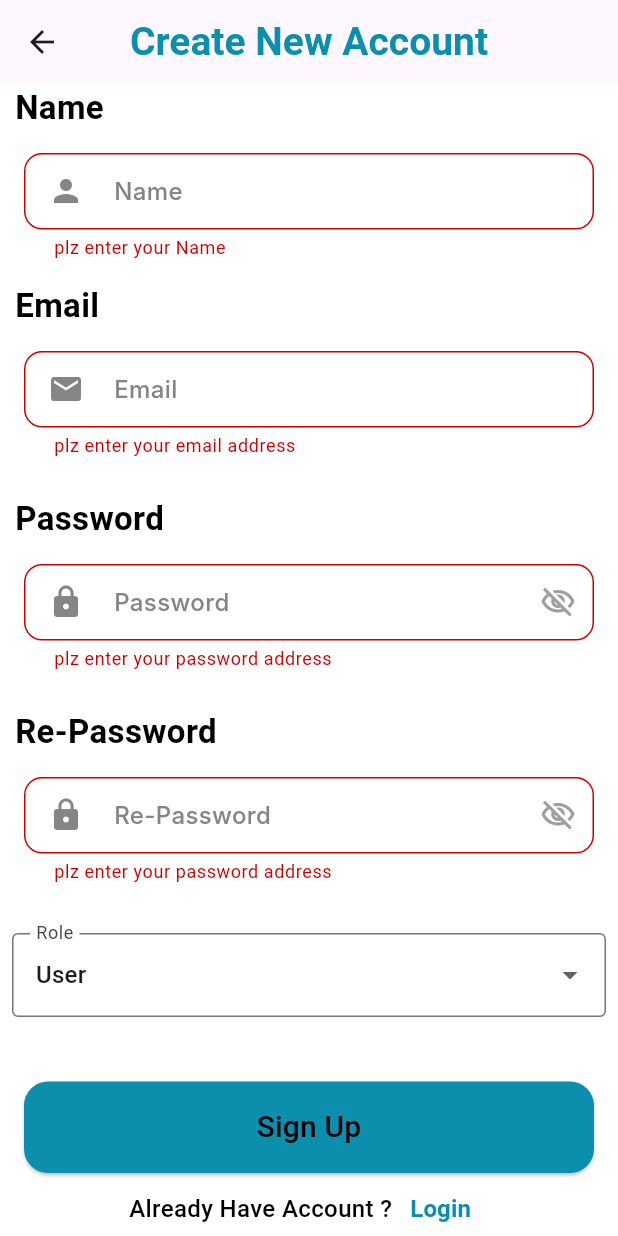
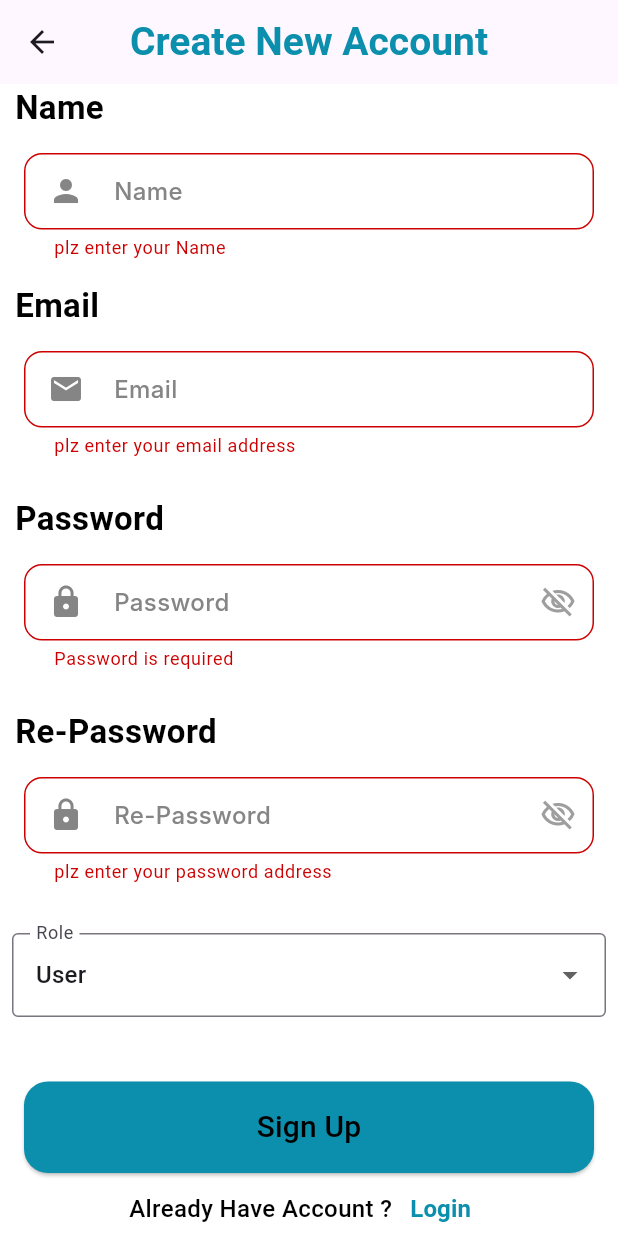
Before and after one commit to galalmohamed1/Hoppr, a Flutter app: the Signup screen opened by its route, after a tap on "Sign Up", on a phone screen of 412 x 824 dp. Run offline on Flutter 3.47's test engine with Material 3 defaults, Android fonts, the phone set to English and light mode, and no system bars; our stand-ins replace animate_do, bot_toast, cached_network_image, card_swiper, cloud_firestore, fancy_shimmer_image and 12 more; missing offline and left inert: dynamic_height_grid_view; accounts and stored records are empty; Roboto replaces fonts that are missing (Inter).

Commit message:
change on validation password

```diff
--- a/lib/admin/layout_admin/admin_home_screen.dart
+++ b/lib/admin/layout_admin/admin_home_screen.dart
@@ -11,7 +11,6 @@ import 'package:flutter/material.dart';
 import 'package:Hoppr/consts/app_colors.dart';
 import 'package:Hoppr/presentation/widgets/app_name_text.dart';
 import 'package:flutter_riverpod/flutter_riverpod.dart';
-// import 'package:shopsmart_users_ar/providers/theme_provider.dart';
 
 class AdminHomeScreen extends ConsumerStatefulWidget {
   const AdminHomeScreen({super.key});
--- a/lib/consts/extention/validations.dart
+++ b/lib/consts/extention/validations.dart
@@ -4,9 +4,22 @@ abstract class Validations{
     RegExp(r'^[a-zA-Z0-9._%+-]+@[a-zA-Z0-9.-]+\.[a-zA-Z]{2,}$');
     return emailRegExp.hasMatch(email);
   }
-  static bool validatePassword(String password){
+  static String? validatePassword(String password){
     final RegExp passwordRegExp =
     RegExp(r'^(?=.*[A-Za-z])(?=.*\d)(?=.*[@$!%*?&])[A-Za-z\d@$!%*?&]{8,}$');
-    return passwordRegExp.hasMatch(password);
+    if (password.isEmpty) {
+      return "Password is required";
+    }
+    if (password.length < 8) {
+      return 'Password must be at least 8 characters or digit';
+    }
+    if (!passwordRegExp.hasMatch(password)) {
+      return 'Include at least one uppercase letter';
+    }
+    if (!passwordRegExp.hasMatch(password)) {
+      return 'Include at least one number';
+    }
+
+    return null;
   }
 }
--- a/lib/presentation/sign/signup.dart
+++ b/lib/presentation/sign/signup.dart
@@ -125,12 +125,7 @@ class _SignupState extends State<Signup> {
                     isPassword: true,
                     maxLines: 1,
                     hint: "Password",
-                    onValidate: (value) {
-                      if (value == null || value.trim().isEmpty) {
-                        return "plz enter your password address";
-                      }
-                      return null;
-                    },
+                    onValidate: (value) =>Validations.validatePassword(value ?? '') ,
                     hintColor:  AppColors.gray,
                     prefixIcon: Icon(Icons.lock,color: AppColors.gray,),
 
```
Also changed, not shown: lib/presentation/sign/loginpage.dart (+1 -6 lines), 4 other files.
